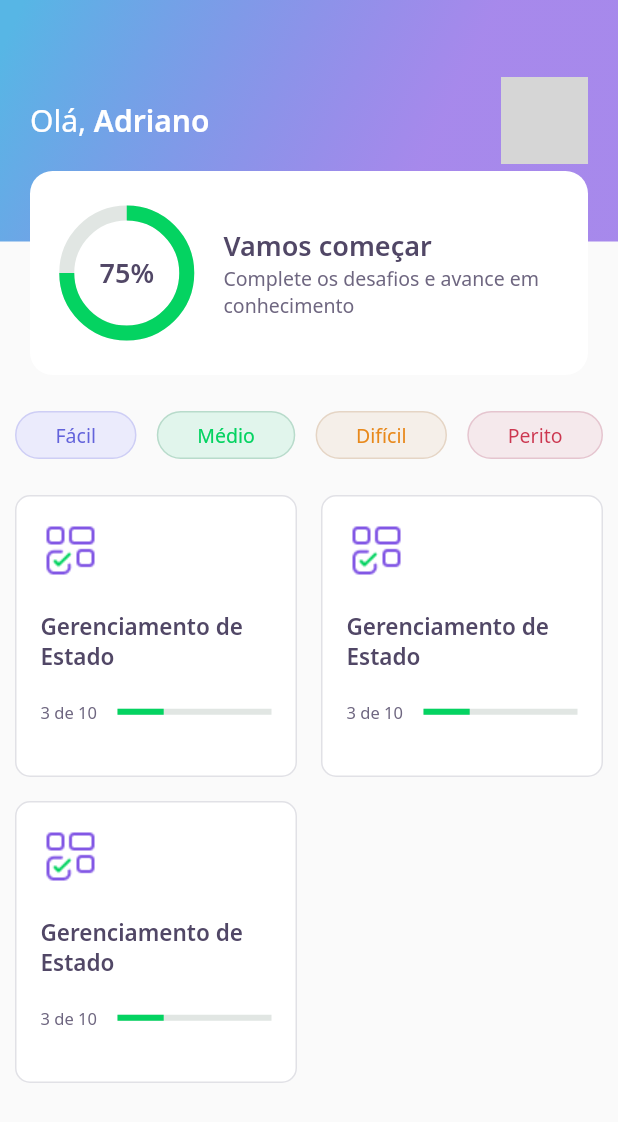
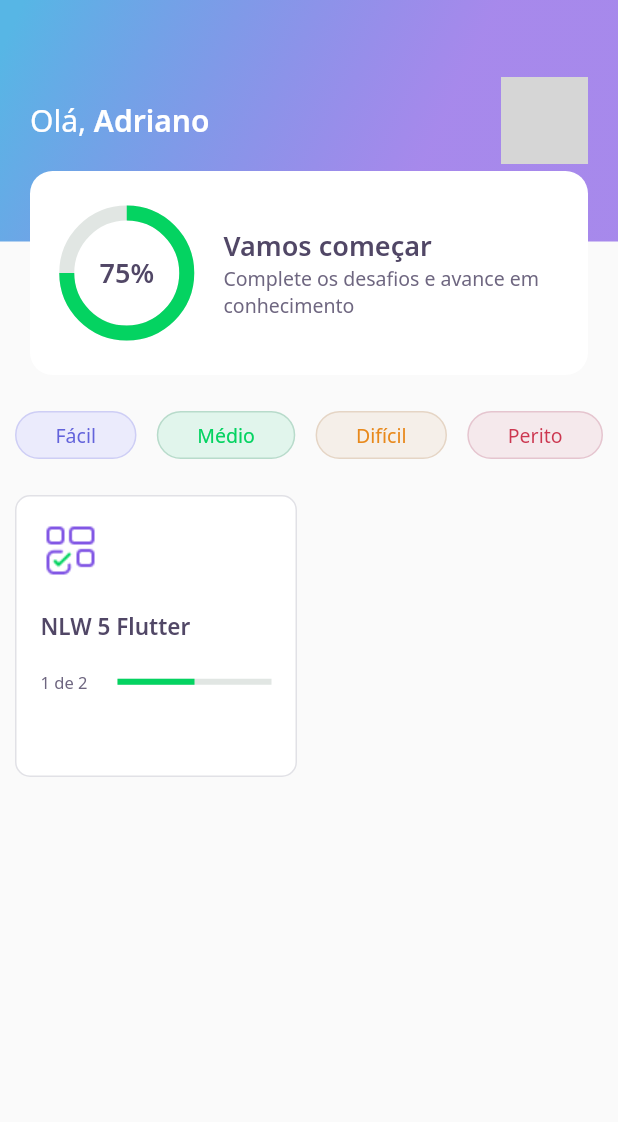
Before and after one commit to DexterFLN/DevQuiz, a Flutter app: the HomePage screen opened directly, on a phone screen of 412 x 824 dp. Shown: the top 1122 px of the screen. Run offline on Flutter 3.47's test engine with Material 2 defaults, Android fonts, the light colour scheme and no system bars; our stand-ins replace google_fonts; accounts and stored records are empty; network calls fail; grey boxes are pictures that could not be loaded.

Commit message:
Second commit from VSCode

```diff
--- /dev/null
+++ b/assets/database/quizzes.json
@@ -0,0 +1,26 @@
+[
+    {
+        "title": "NLW 5 Flutter",
+        "imagem": "blocks",
+        "questionAnswered": 1,
+        "level": "facil",
+        "questions": [
+            { "title": "Está curtiond o Flutter?",
+                "answers": [
+                    {"title": "Estou curtindo"},
+                    {"title": "Amando Flutter"},
+                    {"title": "Muito TOP"},
+                    {"title": "Show de bola!", "isRight": true}
+                ]
+            },
+            { "title": "Está curtiond o Flutter?",
+                "answers": [
+                    {"title": "Estou curtindo"},
+                    {"title": "Amando Flutter"},
+                    {"title": "Muito TOP"},
+                    {"title": "Show de bola!", "isRight": true}
+                ]
+            }
+        ]
+    }
+]
--- /dev/null
+++ b/assets/database/user.json
@@ -0,0 +1,5 @@
+{
+    "name": "Adriano",
+    "score": 75,
+    "photoUrl": "https://avatars.githubusercontent.com/u/53878258?s=400"
+}
--- a/lib/core/app_widget.dart
+++ b/lib/core/app_widget.dart
@@ -8,7 +8,7 @@
   Widget build(BuildContext context) {
     return MaterialApp(
       title: "DevQuiz",
-      home: ChallengePage(),
+      home: HomePage(),
     );
   }
 }
--- /dev/null
+++ b/lib/home/home_controller.dart
@@ -0,0 +1,29 @@
+import 'package:DevQuiz/home/home_repository.dart';
+import 'package:DevQuiz/shared/models/quiz_model.dart';
+import 'package:DevQuiz/shared/models/user_model.dart';
+import 'package:flutter/foundation.dart';
+
+import 'home_state.dart';
+
+class HomeController {
+  final stateNotifier = ValueNotifier<HomeState>(HomeState.empty);
+  set state(HomeState state) => stateNotifier.value = state;
+  HomeState get state => stateNotifier.value;
+
+  UserModel? user;
+  List<QuizModel>? quizzes;
+
+  final repository = HomeRepository();
+
+  void getUser() async {
+    state = HomeState.loading;
+    user = await repository.getUser();
+    state = HomeState.success;
+  }
+
+  void getQuizzes() async {
+    state = HomeState.loading;
+    quizzes = await repository.getQuizzes();
+    state = HomeState.success;
+  }
+}
--- a/lib/home/home_page.dart
+++ b/lib/home/home_page.dart
@@ -1,5 +1,9 @@
+import 'package:DevQuiz/core/app_colors.dart';
+import 'package:DevQuiz/home/home_controller.dart';
+import 'package:DevQuiz/home/home_state.dart';
+
 import 'package:DevQuiz/home/widgets/appbar/app_bar_widget.dart';
-import 'package:DevQuiz/home/widgets/level_button/level_button_widget.dart';
+import 'widgets/level_button/level_button_widget.dart';
 import 'package:DevQuiz/home/widgets/quiz_card/quiz_card_widget.dart';
 import 'package:flutter/material.dart';
 
@@ -11,10 +15,25 @@
 }
 
 class _HomePageState extends State<HomePage> {
+  final controller = HomeController();
+
+  @override
+  void initState() {
+    super.initState();
+    controller.getUser();
+    controller.getQuizzes();
+    controller.stateNotifier.addListener(() {
+      setState(() {});
+    });
+  }
+
   @override
   Widget build(BuildContext context) {
+    if (controller.state == HomeState.success) {
       return Scaffold(
-      appBar: AppBarWidget(),
+        appBar: AppBarWidget(
+          user: controller.user!,
+        ),
         body: Padding(
           padding: const EdgeInsets.symmetric(horizontal: 10),
           child: Column(
@@ -47,16 +66,29 @@
                   crossAxisSpacing: 16,
                   mainAxisSpacing: 16,
                   crossAxisCount: 2,
-                children: [
-                  QuizCardWidget(),
-                  QuizCardWidget(),
-                  QuizCardWidget(),
-                ],
+                  children: controller.quizzes!
+                      .map(
+                        (e) => QuizCardWidget(
+                          title: e.title,
+                          percent: e.questionAnswered / e.questions.length,
+                          completed:
+                              "${e.questionAnswered} de ${e.questions.length}",
                         ),
+                      )
+                      .toList(),
                 ),
+              )
             ],
           ),
         ),
       );
+    } else {
+      return Scaffold(
+        body: Center(
+            child: CircularProgressIndicator(
+                valueColor:
+                    AlwaysStoppedAnimation<Color>(AppColors.darkGreen))),
+      );
     }
   }
+}
--- /dev/null
+++ b/lib/home/home_state.dart
@@ -0,0 +1 @@
+enum HomeState { success, loading, error, empty }
--- a/lib/home/widgets/appbar/app_bar_widget.dart
+++ b/lib/home/widgets/appbar/app_bar_widget.dart
@@ -1,10 +1,12 @@
 import 'package:DevQuiz/core/app_gradients.dart';
 import 'package:DevQuiz/core/app_text_styles.dart';
 import 'package:DevQuiz/home/widgets/score_card/score_card_widget.dart';
+import 'package:DevQuiz/shared/models/user_model.dart';
 import 'package:flutter/cupertino.dart';
 
 class AppBarWidget extends PreferredSize {
-  AppBarWidget()
+  final UserModel user;
+  AppBarWidget({required this.user})
       : super(
           preferredSize: Size.fromHeight(250),
           child: Container(
@@ -24,7 +26,7 @@
                           style: AppTextStyles.title,
                           children: [
                             TextSpan(
-                              text: "Adriano",
+                              text: user.name,
                               style: AppTextStyles.titleBold,
                             )
                           ])),
@@ -34,8 +36,7 @@
                         decoration: BoxDecoration(
                           borderRadius: BorderRadius.circular(10),
                           image: DecorationImage(
-                            image: NetworkImage(
-                                "https://avatars.githubusercontent.com/u/53878258?s=400&u=357e225ea86b477a8a742251244700b742fe44ed&v=4"),
+                            image: NetworkImage(user.photoUrl),
                           ),
                         ),
                       )
--- a/lib/home/widgets/quiz_card/quiz_card_widget.dart
+++ b/lib/home/widgets/quiz_card/quiz_card_widget.dart
@@ -1,11 +1,21 @@
+import 'package:flutter/material.dart';
+
 import 'package:DevQuiz/core/app_colors.dart';
 import 'package:DevQuiz/core/app_images.dart';
 import 'package:DevQuiz/core/app_text_styles.dart';
 import 'package:DevQuiz/shared/widgets/progress_indicator/progress_indicator_widget.dart';
-import 'package:flutter/material.dart';
 
 class QuizCardWidget extends StatelessWidget {
-  const QuizCardWidget({Key? key}) : super(key: key);
+  final String title;
+  final String completed;
+  final double percent;
+
+  const QuizCardWidget({
+    Key? key,
+    required this.title,
+    required this.completed,
+    required this.percent,
+  }) : super(key: key);
 
   @override
   Widget build(BuildContext context) {
@@ -28,7 +38,7 @@
             height: 20,
           ),
           Text(
-            "Gerenciamento de Estado",
+            title,
             style: AppTextStyles.heading15,
           ),
           SizedBox(
@@ -39,14 +49,14 @@
               Expanded(
                 flex: 1,
                 child: Text(
-                  "3 de 10",
+                  completed,
                   style: AppTextStyles.body11,
                 ),
               ),
               Expanded(
                 flex: 2,
                 child: ProgressIndicatorWidget(
-                  value: 0.3,
+                  value: percent,
                 ),
               )
             ],
--- /dev/null
+++ b/lib/shared/models/quiz_model.dart
@@ -0,0 +1,65 @@
+import 'dart:convert';
+
+import 'package:DevQuiz/shared/models/question_model.dart';
+
+enum Level { facil, medio, dificil, perito }
+
+extension LevelStringExt on String {
+  Level get parse => {
+        "facil": Level.facil,
+        "medio": Level.medio,
+        "dificil": Level.dificil,
+        "perito": Level.perito
+      }[this]!;
+}
+
+extension LevelExt on Level {
+  String get parse => {
+        Level.facil: "facil",
+        Level.medio: "medio",
+        Level.dificil: "dificil",
+        Level.perito: "perito",
+      }[this]!;
+}
+
+class QuizModel {
+  final String title;
+  final List<QuestionModel> questions;
+  final int questionAnswered;
+  final String imagem;
+  final Level level;
+
+  QuizModel({
+    required this.title,
+    required this.questions,
+    this.questionAnswered = 0,
+    required this.imagem,
+    required this.level,
+  });
+
+  Map<String, dynamic> toMap() {
+    return {
+      'title': title,
+      'questions': questions.map((x) => x.toMap()).toList(),
+      'questionAnswered': questionAnswered,
+      'imagem': imagem,
+      'level': level.parse,
+    };
+  }
+
+  factory QuizModel.fromMap(Map<String, dynamic> map) {
+    return QuizModel(
+      title: map['title'],
+      questions: List<QuestionModel>.from(
+          map['questions']?.map((x) => QuestionModel.fromMap(x))),
+      questionAnswered: map['questionAnswered'],
+      imagem: map['imagem'],
+      level: map['level'].toString().parse,
+    );
+  }
+
+  String toJson() => json.encode(toMap());
+
+  factory QuizModel.fromJson(String source) =>
+      QuizModel.fromMap(json.decode(source));
+}
--- /dev/null
+++ b/lib/shared/models/user_model.dart
@@ -0,0 +1,34 @@
+import 'dart:convert';
+
+class UserModel {
+  final String name;
+  final String photoUrl;
+  final int score;
+
+  UserModel({
+    required this.name,
+    required this.photoUrl,
+    this.score = 0,
+  });
+
+  Map<String, dynamic> toMap() {
+    return {
+      'name': name,
+      'photoUrl': photoUrl,
+      'score': score,
+    };
+  }
+
+  factory UserModel.fromMap(Map<String, dynamic> map) {
+    return UserModel(
+      name: map['name'],
+      photoUrl: map['photoUrl'],
+      score: map['score'],
+    );
+  }
+
+  String toJson() => json.encode(toMap());
+
+  factory UserModel.fromJson(String source) =>
+      UserModel.fromMap(json.decode(source));
+}
--- a/pubspec.yaml
+++ b/pubspec.yaml
@@ -18,5 +18,6 @@
 flutter:
   assets:
     - assets/images/
+    - assets/database/
 
   uses-material-design: true
```
Also changed, not shown: lib/home/home_repository.dart (added, +21 -0 lines), lib/shared/models/answer_model.dart (added, +30 -0 lines), lib/shared/models/question_model.dart (added, +34 -0 lines). Lines whose indentation alone changed are shown as unchanged.
